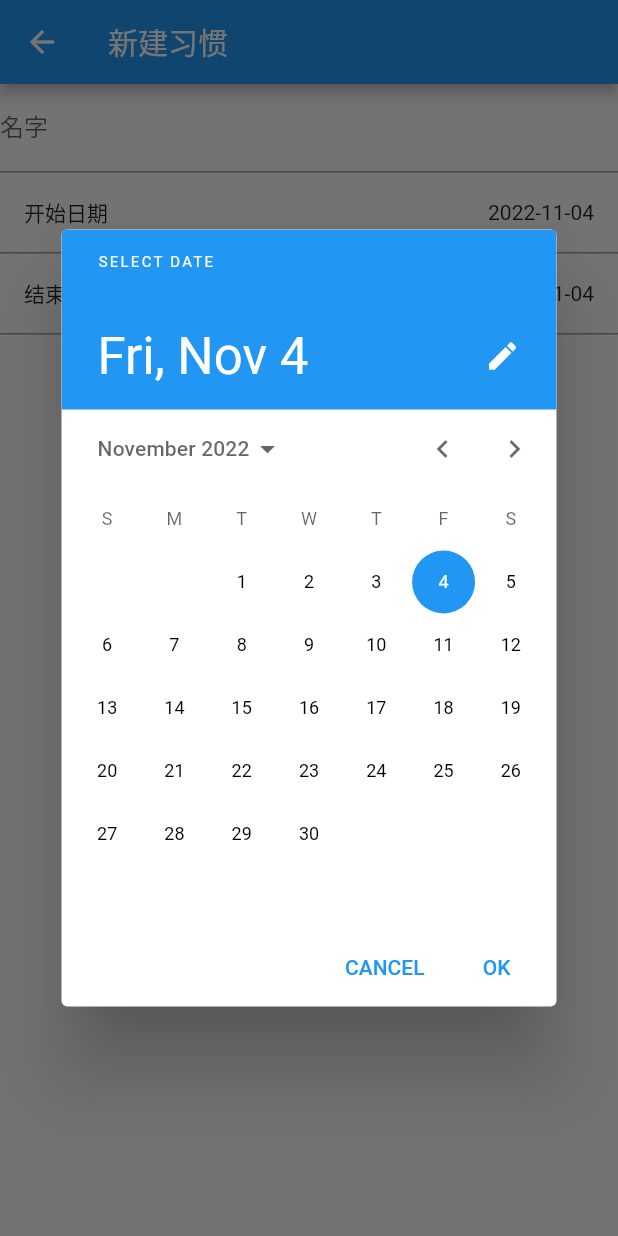
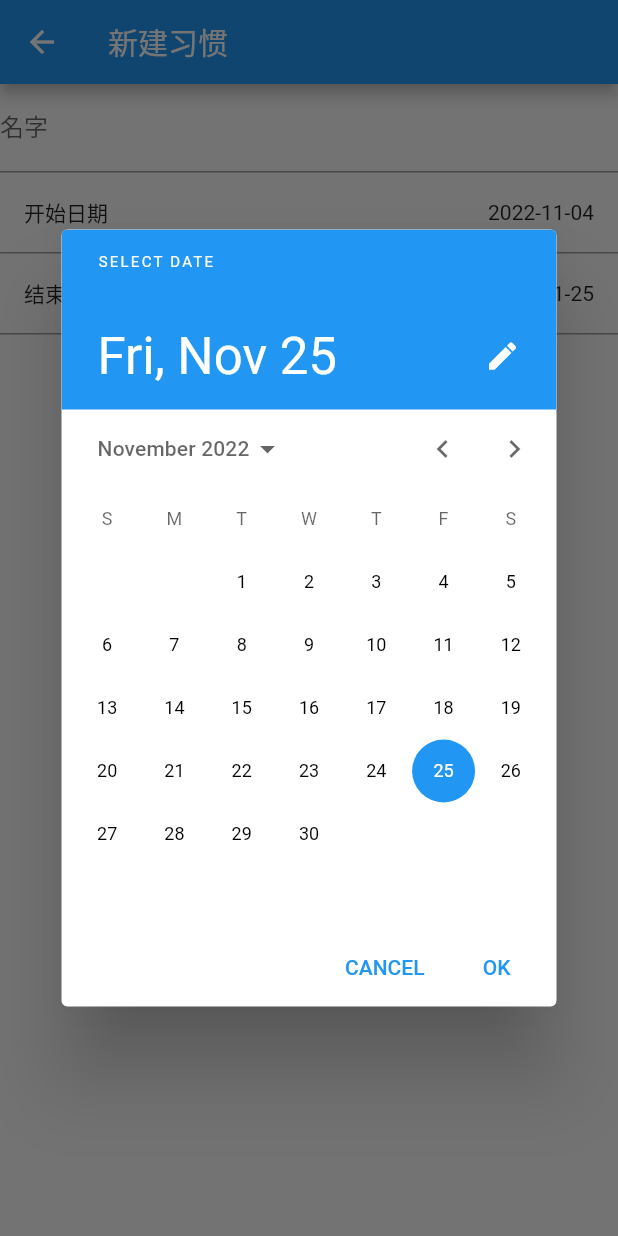
Before and after one commit to damengzai/21Days, a Flutter app: the NewToDo screen opened by its route, after a tap on "结束日期", on a phone screen of 412 x 824 dp. Run offline on Flutter 3.47's test engine with Material 2 defaults, Android fonts, the phone set to English and light mode, and no system bars; our stand-ins replace get, shared_preferences, sqflite; accounts and stored records are empty.

Commit message:
结束日期默认+21

```diff
--- a/days_21/lib/control/AddToDoControl.dart
+++ b/days_21/lib/control/AddToDoControl.dart
@@ -1,4 +1,6 @@
+import 'package:flutter/material.dart';
 import 'package:get/get.dart';
+import '../constant/constants.dart';
 
 class AddToDoControl extends GetxController {
   //页面级数据
@@ -6,7 +8,7 @@ class AddToDoControl extends GetxController {
   Rx<DateTime> startDate = DateTime.now().obs;
 
   // 结束日期
-  Rx<DateTime> endDate = DateTime.now().obs;
+  Rx<DateTime> endDate = DateUtils.addDaysToDate(DateTime.now(), toDoDays) .obs;
 
   setStartDate(DateTime startDateTmp) {
     startDate.value = startDateTmp;
```
